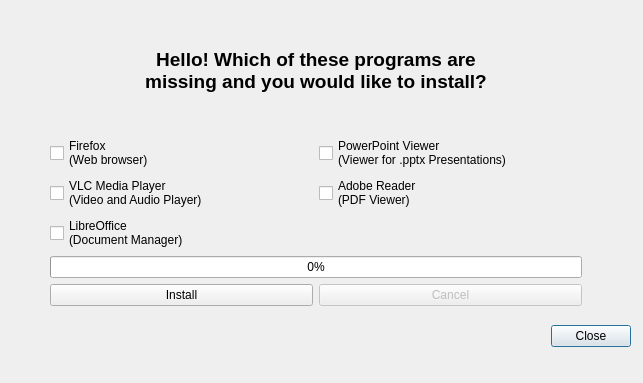
Atrate/qSchoolHelper, file ui/install_dialog.ui: the form before one commit.
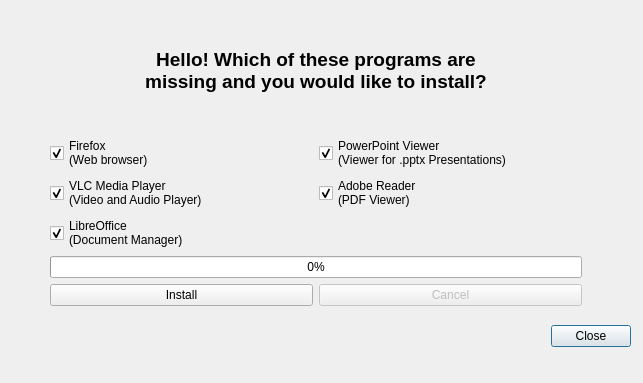
The form after the commit.

```diff
--- a/ui/install_dialog.ui
+++ b/ui/install_dialog.ui
@@ -74,6 +74,9 @@
        <string>PowerPoint Viewer
 (Viewer for .pptx Presentations)</string>
       </property>
+      <property name="checked">
+       <bool>true</bool>
+      </property>
       <property name="tristate">
        <bool>false</bool>
       </property>
@@ -92,6 +95,9 @@
        <string>Adobe Reader
 (PDF Viewer)</string>
       </property>
+      <property name="checked">
+       <bool>true</bool>
+      </property>
      </widget>
     </item>
     <item row="2" column="0">
@@ -100,6 +106,9 @@
        <string>VLC Media Player
 (Video and Audio Player)</string>
       </property>
+      <property name="checked">
+       <bool>true</bool>
+      </property>
      </widget>
     </item>
     <item row="1" column="0">
@@ -108,6 +117,9 @@
        <string>Firefox
 (Web browser)</string>
       </property>
+      <property name="checked">
+       <bool>true</bool>
+      </property>
      </widget>
     </item>
     <item row="3" column="0">
@@ -116,6 +128,9 @@
        <string>LibreOffice
 (Document Manager)</string>
       </property>
+      <property name="checked">
+       <bool>true</bool>
+      </property>
      </widget>
     </item>
     <item row="5" column="0">
```
Left out of the diff: 8 changed lines with no effect on the pictures.
